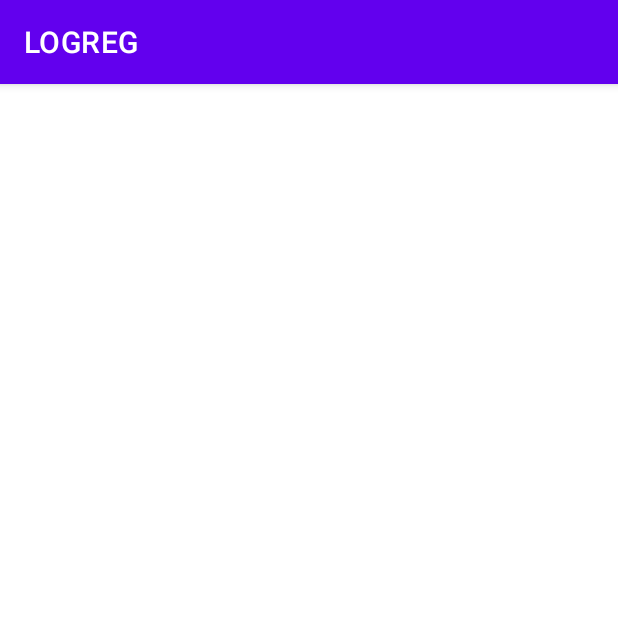
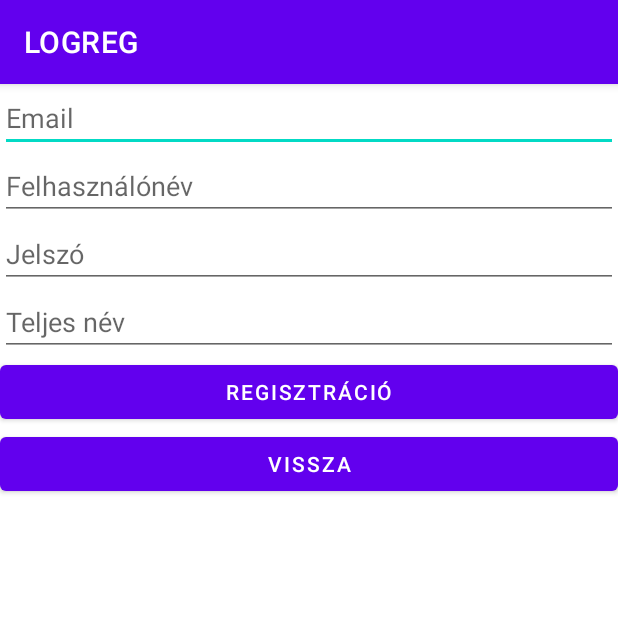
Before and after one commit to marci1999/LOGREG, an Android app: the RegisterActivity screen opened directly, with no data from a screen before it, on a phone screen of 412 x 824 dp, the top half of it. Run offline under Robolectric (Android 15) with nearby library versions, the phone set to English and light mode, and no system bars.

Commit message:
activity kinézet

```diff
--- a/app/src/main/java/com/example/logreg/LoggedInActivity.java
+++ b/app/src/main/java/com/example/logreg/LoggedInActivity.java
@@ -3,6 +3,7 @@ package com.example.logreg;
 import androidx.appcompat.app.AppCompatActivity;
 
 import android.os.Bundle;
+import android.widget.TextView;
 
 public class LoggedInActivity extends AppCompatActivity {
 
--- a/app/src/main/java/com/example/logreg/RegisterActivity.java
+++ b/app/src/main/java/com/example/logreg/RegisterActivity.java
@@ -10,5 +10,6 @@ public class RegisterActivity extends AppCompatActivity {
     protected void onCreate(Bundle savedInstanceState) {
         super.onCreate(savedInstanceState);
         setContentView(R.layout.activity_register);
+
     }
 }
--- a/app/src/main/res/layout/activity_register.xml
+++ b/app/src/main/res/layout/activity_register.xml
@@ -1,9 +1,44 @@
 <?xml version="1.0" encoding="utf-8"?>
-<androidx.constraintlayout.widget.ConstraintLayout xmlns:android="http://schemas.android.com/apk/res/android"
+<LinearLayout xmlns:android="http://schemas.android.com/apk/res/android"
     xmlns:app="http://schemas.android.com/apk/res-auto"
     xmlns:tools="http://schemas.android.com/tools"
     android:layout_width="match_parent"
     android:layout_height="match_parent"
-    tools:context=".RegisterActivity">
+    tools:context=".RegisterActivity"
+    android:orientation="vertical">
 
-</androidx.constraintlayout.widget.ConstraintLayout>
+    <EditText
+        android:layout_width="match_parent"
+        android:layout_height="wrap_content"
+        android:hint="Email"
+        android:inputType="textEmailAddress"
+        android:id="@+id/text_email"/>
+    <EditText
+        android:layout_width="match_parent"
+        android:layout_height="wrap_content"
+        android:hint="Felhasználónév"
+        android:id="@+id/text_felhasznalonev"/>
+    <EditText
+        android:layout_width="match_parent"
+        android:layout_height="wrap_content"
+        android:hint="Jelszó"
+        android:inputType="textPassword"
+        android:id="@+id/text_jelszo"/>
+    <EditText
+        android:layout_width="match_parent"
+        android:layout_height="wrap_content"
+        android:hint="Teljes név"
+        android:id="@+id/text_teljesnev"/>
+    <Button
+        android:layout_width="match_parent"
+        android:layout_height="wrap_content"
+        android:text="Regisztráció"
+        android:id="@+id/btn_regisztracio_regisztrcio"/>
+    <Button
+        android:layout_width="match_parent"
+        android:layout_height="wrap_content"
+        android:text="Vissza"
+        android:id="@+id/vissza_regisztracio"/>
+
+
+</LinearLayout>
```
Also changed, not shown: app/src/main/res/layout/activity_logged_in.xml (+14 -3 lines), app/src/main/res/layout/activity_main.xml (+25 -7 lines).
